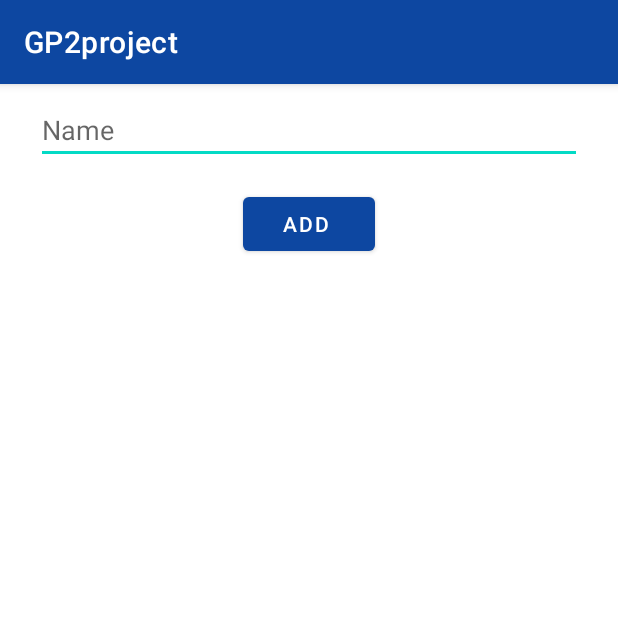
After one commit to El-barbri/GP2project, an Android app: the AddItem screen opened directly, with no data from a screen before it, on a phone screen of 412 x 824 dp, the top half of it. The commit adds this screen. Run offline under Robolectric (Android 15) with nearby library versions, the phone set to English and light mode, and no system bars; our stand-ins replace Firebase (no records; nobody signed in at launch, a user with empty details on screens opened directly).

Commit message:
Connecting with hardware
Signed-off-by: El-barbri <ahmed.elbarbri33@gmail.com>

```diff
--- a/app/src/main/AndroidManifest.xml
+++ b/app/src/main/AndroidManifest.xml
@@ -25,7 +25,8 @@
         android:roundIcon="@mipmap/ic_launcher_round"
         android:supportsRtl="true"
         android:theme="@style/Theme.GP2project">
-        <activity android:name=".ScanResult"></activity>
+        <activity android:name=".AddItem"></activity>
+        <activity android:name=".ScanResult" />
         <activity
             android:name=".MainActivity"
             android:label="الصفحة الرئيسية" />
--- /dev/null
+++ b/app/src/main/java/com/example/gp2project/AddItem.java
@@ -0,0 +1,48 @@
+package com.example.gp2project;
+
+import android.content.Intent;
+import android.os.Bundle;
+import android.view.View;
+import android.widget.EditText;
+import android.widget.Toast;
+
+import androidx.appcompat.app.AppCompatActivity;
+
+import com.google.firebase.auth.FirebaseAuth;
+import com.google.firebase.database.DatabaseReference;
+import com.google.firebase.database.FirebaseDatabase;
+
+import java.util.HashMap;
+
+public class AddItem extends AppCompatActivity {
+
+    EditText name;
+    FirebaseAuth auth;
+    String mac;
+    private DatabaseReference mData;
+
+    @Override
+    protected void onCreate(Bundle savedInstanceState) {
+        super.onCreate(savedInstanceState);
+        setContentView(R.layout.activity_add_item);
+
+
+        name = findViewById(R.id.editTextTextPersonName);
+        auth = FirebaseAuth.getInstance();
+        Intent intent = getIntent();
+
+        if (intent.hasExtra("mac")) {
+            mac = intent.getStringExtra("mac");
+        }
+    }
+
+    public void Add(View view) {
+
+        mData = FirebaseDatabase.getInstance().getReference().child("Hard").child(auth.getUid());
+        HashMap<String, String> map = new HashMap<>();
+        map.put("Name", name.getText().toString());
+        map.put("Mac", mac);
+        mData.push().setValue(map);
+        Toast.makeText(this, "Done", Toast.LENGTH_SHORT).show();
+    }
+}
--- a/app/src/main/java/com/example/gp2project/BeaconXInfoParseableImpl.java
+++ b/app/src/main/java/com/example/gp2project/BeaconXInfoParseableImpl.java
@@ -2,7 +2,6 @@ package com.example.gp2project;
 
 import android.os.ParcelUuid;
 import android.text.TextUtils;
-
 
 import com.moko.support.entity.DeviceInfo;
 import com.moko.support.service.DeviceInfoParseable;
@@ -20,7 +19,7 @@ import no.nordicsemi.android.support.v18.scanner.ScanRecord;
  * @ClassPath com.moko.beaconx.utils.BeaconXInfoParseableImpl
  */
 public class BeaconXInfoParseableImpl implements DeviceInfoParseable<BeaconXInfo> {
-    private HashMap<String, BeaconXInfo> beaconXInfoHashMap = new HashMap<>();
+    private final HashMap<String, BeaconXInfo> beaconXInfoHashMap = new HashMap<>();
 
     @Override
     public BeaconXInfo parseDeviceInfo(DeviceInfo deviceInfo) {
@@ -57,6 +56,8 @@ public class BeaconXInfoParseableImpl implements DeviceInfoParseable<BeaconXInfo
                     isBeacon = true;
                     continue;
                 }
+
+
             }
         }
         if (!isEddystone && !isBeacon && !isDeviceInfo) {
--- /dev/null
+++ b/app/src/main/res/layout/activity_add_item.xml
@@ -0,0 +1,33 @@
+<?xml version="1.0" encoding="utf-8"?>
+<androidx.constraintlayout.widget.ConstraintLayout xmlns:android="http://schemas.android.com/apk/res/android"
+    xmlns:app="http://schemas.android.com/apk/res-auto"
+    xmlns:tools="http://schemas.android.com/tools"
+    android:layout_width="match_parent"
+    android:layout_height="match_parent"
+    tools:context=".AddItem">
+
+    <EditText
+        android:id="@+id/editTextTextPersonName"
+        android:layout_width="0dp"
+        android:layout_height="wrap_content"
+        android:layout_marginStart="24dp"
+        android:layout_marginTop="8dp"
+        android:layout_marginEnd="24dp"
+        android:ems="10"
+        android:hint="Name"
+        android:inputType="textPersonName"
+        app:layout_constraintEnd_toEndOf="parent"
+        app:layout_constraintStart_toStartOf="parent"
+        app:layout_constraintTop_toTopOf="parent" />
+
+    <Button
+        android:id="@+id/button4"
+        android:layout_width="wrap_content"
+        android:layout_height="wrap_content"
+        android:layout_marginTop="16dp"
+        android:onClick="Add"
+        android:text="Add "
+        app:layout_constraintEnd_toEndOf="parent"
+        app:layout_constraintStart_toStartOf="parent"
+        app:layout_constraintTop_toBottomOf="@+id/editTextTextPersonName" />
+</androidx.constraintlayout.widget.ConstraintLayout>
```
Also changed, not shown: app/src/main/java/com/example/gp2project/AdapterHomeItems.java (added, +55 -0 lines), app/src/main/java/com/example/gp2project/AdapterItems.java (+17 -2 lines), app/src/main/java/com/example/gp2project/DevModel.java (added, +32 -0 lines), app/src/main/java/com/example/gp2project/ItemFragment.java (+50 -5 lines), app/src/main/java/com/example/gp2project/Login.java (+5 -6 lines), app/src/main/java/com/example/gp2project/MainActivity.java (+71 -79 lines), app/src/main/res/layout/fragment_item.xml (+22 -46 lines), app/src/main/res/layout/items.xml (added, +22 -0 lines).
